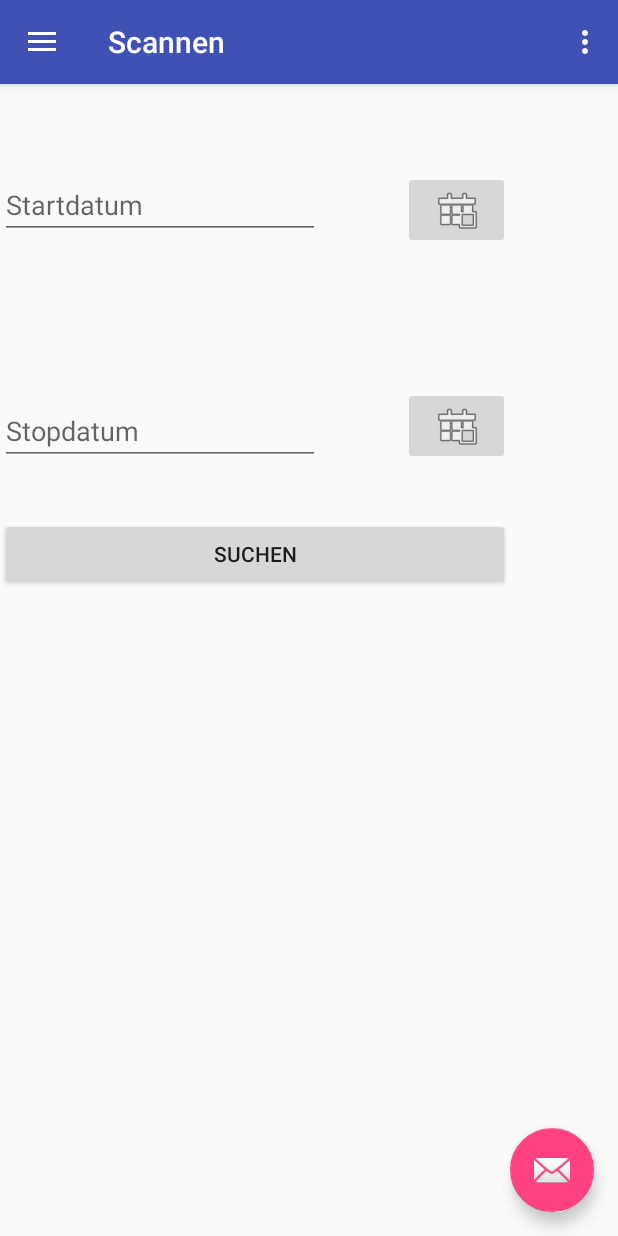
After one commit to rymjo/RegistrationMemberSystem, an Android app: the fragment RegistrationSearchFragment placed in its activity, on a phone screen of 412 x 824 dp. The commit adds this screen. Run offline under Robolectric (Android 15) with nearby library versions, the phone set to English and light mode, and no system bars; libraries missing offline, so code that uses them is left out: com.inthecheesefactory.thecheeselibrary; 1 statement that could not run was skipped.

Commit message:
Working on search fragment

```diff
--- a/app/src/debug/res/menu/activity_main_drawer.xml
+++ b/app/src/debug/res/menu/activity_main_drawer.xml
@@ -9,9 +9,9 @@
             android:icon="@drawable/ic_menu_scanner"
             android:title="Scannen" />
         <item
-            android:id="@+id/nav_gallery"
-            android:icon="@drawable/ic_menu_gallery"
-            android:title="Gallery" />
+            android:id="@+id/nav_search"
+            android:icon="@drawable/ic_menu_search"
+            android:title="Suche" />
         <item
             android:id="@+id/nav_slideshow"
             android:icon="@drawable/ic_menu_slideshow"
--- a/app/src/main/java/microvone/de/registrationmembersystem/MainActivity.kt
+++ b/app/src/main/java/microvone/de/registrationmembersystem/MainActivity.kt
@@ -24,10 +24,17 @@ import microvone.de.utils.Names
 // TODO:  Replace Fragements by click menu -
 // https://developer.android.com/training/implementing-navigation/nav-drawer.html
 // http://abhiandroid.com/materialdesign/navigation-drawer
+/**
+ * Main activity with menu list and start fragment
+ */
 class MainActivity : AppCompatActivity(), NavigationView.OnNavigationItemSelectedListener {
 
     val TAG = MainActivity::class.java.simpleName
 
+    /**
+     * Create method
+     * @param savedInstanceState
+     */
     override fun onCreate(savedInstanceState: Bundle?) {
         super.onCreate(savedInstanceState)
         setContentView(R.layout.activity_main)
@@ -53,8 +60,11 @@ class MainActivity : AppCompatActivity(), NavigationView.OnNavigationItemSelecte
         displaySelectedScreen(R.id.nav_scanner)
     }
 
+    /**
+     * Back pressed method
+     */
     override fun onBackPressed() {
-        Log.i("MainTag", "onBackPressed")
+        Log.i(TAG, "onBackPressed")
         if (drawer_layout.isDrawerOpen(GravityCompat.START)) {
             drawer_layout.closeDrawer(GravityCompat.START)
         } else {
@@ -63,12 +73,24 @@ class MainActivity : AppCompatActivity(), NavigationView.OnNavigationItemSelecte
         }
     }
 
+    /**
+     * Create the option menu
+     * @param menu
+     *
+     * @return TRUE
+     */
     override fun onCreateOptionsMenu(menu: Menu): Boolean {
         // Inflate the menu; this adds items to the action bar if it is present.
         menuInflater.inflate(R.menu.main, menu)
         return true
     }
 
+    /**
+     * Method to navigate through option menu by selecting an option item
+     * @param item the MenuItem
+     *
+     * @return TRUE
+     */
     override fun onOptionsItemSelected(item: MenuItem): Boolean {
         // Handle action bar item clicks here. The action bar will
         // automatically handle clicks on the Home/Up button, so long
@@ -79,6 +101,12 @@ class MainActivity : AppCompatActivity(), NavigationView.OnNavigationItemSelecte
         }
     }
 
+    /**
+     * Methode to handle the action by selecting an navigation item, e.g. start view
+     * @param item the MenuItem
+     *
+     * @return TRUE
+     */
     override fun onNavigationItemSelected(item: MenuItem): Boolean {
         // Handle navigation view item clicks here.
         //calling the method displayselectedscreen and passing the id of selected menu
@@ -87,6 +115,9 @@ class MainActivity : AppCompatActivity(), NavigationView.OnNavigationItemSelecte
         return true
     }
 
+    /**
+     * @param itemId the id to display the view/fragment
+     */
     private fun displaySelectedScreen(itemId: Int) {
 
         //creating fragment object
@@ -98,8 +129,8 @@ class MainActivity : AppCompatActivity(), NavigationView.OnNavigationItemSelecte
                 fragment = CategoryListFragment()
 
             }
-            R.id.nav_gallery -> {
-
+            R.id.nav_search -> {
+                fragment = RegistrationSearchFragment()
             }
             R.id.nav_slideshow -> {
 
@@ -127,10 +158,13 @@ class MainActivity : AppCompatActivity(), NavigationView.OnNavigationItemSelecte
     }
 
     /**
-     *
+     * Method to handle the results if an activity is started by result
+     * @param requestCode
+     * @param resultCode
+     * @param data
      */
     override fun onActivityResult(requestCode: Int, resultCode: Int, data: Intent?) {
-         Log.i(TAG, "resultCode Items!" + resultCode)
+        Log.i(TAG, "resultCode Items!" + resultCode)
         Log.i(TAG, "requestCode Items!" + requestCode)
         Log.i(TAG, "data Items!" + data)
 
--- /dev/null
+++ b/app/src/main/java/microvone/de/registrationmembersystem/RegistrationSearchFragment.kt
@@ -0,0 +1,73 @@
+package microvone.de.registrationmembersystem
+
+import android.content.Context
+
+import android.os.Bundle
+import android.support.v4.app.Fragment
+import android.view.LayoutInflater
+import android.view.View
+import android.view.ViewGroup
+import android.widget.Button
+import android.widget.EditText
+import android.widget.ImageButton
+import microvone.de.commons.DatePickerFragment
+
+
+class RegistrationSearchFragment : Fragment() {
+
+    private val TAG = RegistrationSearchFragment::class.java.simpleName
+    private var imageButtonStartDate: ImageButton? = null
+    private var imageButtonStopDate: ImageButton? = null
+    private var editText_startDate: EditText? = null
+    private var editText_stopDate: EditText? = null
+    private var btn_search: Button? = null
+
+    override fun onCreate(savedInstanceState: Bundle?) {
+        super.onCreate(savedInstanceState)
+    }
+
+    override fun onCreateView(inflater: LayoutInflater?, container: ViewGroup?,
+                              savedInstanceState: Bundle?): View? {
+        // Inflate the layout for this fragment
+        return inflater!!.inflate(R.layout.fragment_registration_search, container, false)
+    }
+
+    override fun onViewCreated(view: View?, savedInstanceState: Bundle?) {
+        super.onViewCreated(view, savedInstanceState)
+
+        editText_startDate = this.activity.findViewById<EditText>(R.id.editText_startdate)
+        editText_stopDate = this.activity.findViewById<EditText>(R.id.editText_stopdate)
+
+        imageButtonStartDate = this.activity.findViewById<ImageButton>(R.id.imageButton_startdate)
+        imageButtonStartDate!!.setOnClickListener {
+            val datePickerFragment = DatePickerFragment()
+            datePickerFragment.editText = editText_startDate
+            datePickerFragment.show(this.activity.fragmentManager, "datePickerStart")
+        }
+        imageButtonStopDate = this.activity.findViewById<ImageButton>(R.id.imageButton_stopdate)
+        imageButtonStopDate!!.setOnClickListener(View.OnClickListener {
+            val datePickerFragment = DatePickerFragment()
+            datePickerFragment.editText = editText_stopDate
+            datePickerFragment.show(this.activity.fragmentManager, "datePickerStop")
+        })
+
+        btn_search = this.activity.findViewById<Button>(R.id.btn_search)
+        btn_search!!.setOnClickListener { v ->
+            //            val intent = Intent(v.context, RegistrationListActivity::class.java)
+//            intent.putExtra(DatePickerKeys.START_DATE, editText_startDate!!.text.toString())
+//            intent.putExtra(DatePickerKeys.STOP_DATE, editText_stopDate!!.getText().toString())
+//            startActivity(intent)
+        }
+    }
+
+    override fun onAttach(context: Context?) {
+        super.onAttach(context)
+
+    }
+
+    override fun onDetach() {
+        super.onDetach()
+    }
+
+
+}
--- /dev/null
+++ b/app/src/main/res/layout/fragment_registration_search.xml
@@ -0,0 +1,61 @@
+<FrameLayout xmlns:android="http://schemas.android.com/apk/res/android"
+    xmlns:tools="http://schemas.android.com/tools"
+    android:layout_width="match_parent"
+    android:layout_height="match_parent"
+    tools:context="microvone.de.registrationmembersystem.RegistrationSearchFragment">
+
+    <RelativeLayout xmlns:android="http://schemas.android.com/apk/res/android"
+        xmlns:tools="http://schemas.android.com/tools"
+        android:layout_width="match_parent"
+        android:layout_height="match_parent"
+        xmlns:app="http://schemas.android.com/apk/res-auto">
+        <ImageButton
+            android:id="@+id/imageButton_startdate"
+            android:layout_width="71dp"
+            android:layout_height="wrap_content"
+            android:contentDescription="@string/txt_date_from"
+            app:srcCompat="@android:drawable/ic_menu_today"
+            android:layout_marginTop="58dp"
+            android:layout_alignParentTop="true"
+            android:layout_alignParentEnd="true"
+            android:layout_marginEnd="72dp" />
+        <EditText
+            android:id="@+id/editText_startdate"
+            android:layout_width="wrap_content"
+            android:layout_height="wrap_content"
+            android:layout_alignParentStart="true"
+            android:layout_alignTop="@+id/imageButton_startdate"
+            android:ems="10"
+            android:hint="@string/txt_date_from"
+            android:inputType="date"
+            tools:ignore="RelativeOverlap" />
+        <ImageButton
+            android:id="@+id/imageButton_stopdate"
+            android:layout_width="71dp"
+            android:layout_height="wrap_content"
+            android:contentDescription="@string/txt_date_to"
+            app:srcCompat="@android:drawable/ic_menu_today"
+            android:layout_marginTop="92dp"
+            android:layout_below="@+id/imageButton_startdate"
+            android:layout_alignStart="@+id/imageButton_startdate" />
+        <EditText
+            android:id="@+id/editText_stopdate"
+            android:layout_width="wrap_content"
+            android:layout_height="wrap_content"
+            android:layout_alignBottom="@+id/imageButton_stopdate"
+            android:layout_alignParentStart="true"
+            android:ems="10"
+            android:hint="@string/txt_date_to"
+            android:inputType="date" />
+        <Button
+            android:id="@+id/btn_search"
+            android:layout_width="wrap_content"
+            android:layout_height="wrap_content"
+            android:layout_alignParentStart="true"
+            android:layout_below="@+id/editText_stopdate"
+            android:layout_marginTop="35dp"
+            android:text="@string/txt_search"
+            android:layout_alignEnd="@+id/imageButton_stopdate" />
+    </RelativeLayout>
+
+</FrameLayout>
--- a/app/src/main/res/values/strings.xml
+++ b/app/src/main/res/values/strings.xml
@@ -21,4 +21,7 @@
     <string name="txt_registartion_search">Registration Suche</string>
     <string name="txt_search">Suchen</string>
     <string name="txt_export">Exportieren...</string>
+
+    <!-- TODO: Remove or change this placeholder text -->
+    <string name="hello_blank_fragment">Hello blank fragment</string>
 </resources>
```
Also changed, not shown: app/src/debug/res/drawable-v21/ic_menu_search.xml (added, +9 -0 lines), app/src/debug/res/layout/fragment_registration_search.xml (added, +61 -0 lines), app/src/main/java/microvone/de/base/CategoryListFragment.kt (+32 -24 lines), app/src/main/res/drawable-v21/ic_menu_search.xml (added, +9 -0 lines).
